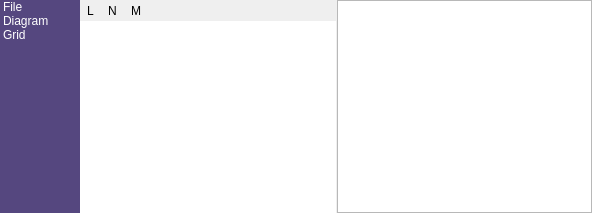
Old version of the form mainwindow.ui in the repository hmartinet/ddesigner.
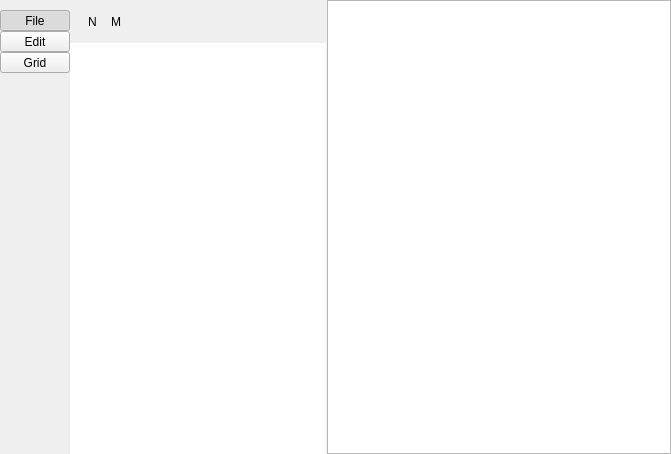
New version of the form. The open tabs and pages were chosen to show the change. Icons and pictures are not drawn. Custom widgets are drawn as their Qt base class.

Patch:
```diff
--- a/mainwindow.ui
+++ b/mainwindow.ui
@@ -2,7 +2,21 @@
 <ui version="4.0">
  <class>MainWindow</class>
  <widget class="QMainWindow" name="MainWindow">
+  <property name="geometry">
+   <rect>
+    <x>0</x>
+    <y>0</y>
+    <width>671</width>
+    <height>454</height>
+   </rect>
+  </property>
   <widget class="QWidget" name="centralWidget">
+   <property name="sizePolicy">
+    <sizepolicy hsizetype="Expanding" vsizetype="Preferred">
+     <horstretch>0</horstretch>
+     <verstretch>0</verstretch>
+    </sizepolicy>
+   </property>
    <layout class="QHBoxLayout" name="horizontalLayout">
     <property name="spacing">
      <number>0</number>
@@ -11,54 +25,158 @@
      <number>0</number>
     </property>
     <item>
-     <widget class="QListWidget" name="listWidget">
+     <widget class="QWidget" name="mainToolbar" native="true">
       <property name="minimumSize">
        <size>
-        <width>80</width>
+        <width>70</width>
         <height>0</height>
        </size>
       </property>
       <property name="maximumSize">
        <size>
-        <width>80</width>
+        <width>70</width>
         <height>16777215</height>
        </size>
       </property>
-      <property name="styleSheet">
-       <string notr="true">background-color: rgb(85, 71, 127);
-color: rgb(255, 255, 255);</string>
+      <property name="autoFillBackground">
+       <bool>true</bool>
       </property>
-      <property name="frameShape">
-       <enum>QFrame::NoFrame</enum>
-      </property>
-      <property name="lineWidth">
-       <number>0</number>
-      </property>
-      <item>
-       <property name="text">
-        <string>File</string>
+      <layout class="QVBoxLayout" name="verticalLayout_2">
+       <property name="spacing">
+        <number>0</number>
        </property>
-       <property name="textAlignment">
-        <set>AlignLeft|AlignVCenter</set>
+       <property name="leftMargin">
+        <number>0</number>
        </property>
-      </item>
-      <item>
-       <property name="text">
-        <string>Diagram</string>
+       <property name="topMargin">
+        <number>10</number>
        </property>
-      </item>
-      <item>
-       <property name="text">
-        <string>Grid</string>
+       <property name="rightMargin">
+        <number>0</number>
        </property>
-      </item>
+       <property name="bottomMargin">
+        <number>0</number>
+       </property>
+       <item>
+        <widget class="QToolButton" name="fileToolButton">
+         <property name="sizePolicy">
+          <sizepolicy hsizetype="Expanding" vsizetype="Fixed">
+           <horstretch>1</horstretch>
+           <verstretch>0</verstretch>
+          </sizepolicy>
+         </property>
+         <property name="text">
+          <string>File</string>
+         </property>
+         <property name="icon">
+          <iconset resource="icons.qrc">
+           <normaloff>:/maintoolbar/file</normaloff>:/maintoolbar/file</iconset>
+         </property>
+         <property name="iconSize">
+          <size>
+           <width>32</width>
+           <height>32</height>
+          </size>
+         </property>
+         <property name="checkable">
+          <bool>true</bool>
+         </property>
+         <property name="checked">
+          <bool>true</bool>
+         </property>
+         <property name="autoExclusive">
+          <bool>true</bool>
+         </property>
+         <property name="popupMode">
+          <enum>QToolButton::DelayedPopup</enum>
+         </property>
+         <property name="toolButtonStyle">
+          <enum>Qt::ToolButtonTextUnderIcon</enum>
+         </property>
+        </widget>
+       </item>
+       <item>
+        <widget class="QToolButton" name="editToolButton">
+         <property name="sizePolicy">
+          <sizepolicy hsizetype="Expanding" vsizetype="Fixed">
+           <horstretch>1</horstretch>
+           <verstretch>0</verstretch>
+          </sizepolicy>
+         </property>
+         <property name="text">
+          <string>Edit</string>
+         </property>
+         <property name="icon">
+          <iconset resource="icons.qrc">
+           <normaloff>:/maintoolbar/edit</normaloff>:/maintoolbar/edit</iconset>
+         </property>
+         <property name="iconSize">
+          <size>
+           <width>32</width>
+           <height>32</height>
+          </size>
+         </property>
+         <property name="checkable">
+          <bool>true</bool>
+         </property>
+         <property name="autoExclusive">
+          <bool>true</bool>
+         </property>
+         <property name="toolButtonStyle">
+          <enum>Qt::ToolButtonTextUnderIcon</enum>
+         </property>
+        </widget>
+       </item>
+       <item>
+        <widget class="QToolButton" name="gridToolButton">
+         <property name="sizePolicy">
+          <sizepolicy hsizetype="Expanding" vsizetype="Fixed">
+           <horstretch>1</horstretch>
+           <verstretch>0</verstretch>
+          </sizepolicy>
+         </property>
+         <property name="text">
+          <string>Grid</string>
+         </property>
+         <property name="icon">
+          <iconset resource="icons.qrc">
+           <normaloff>:/maintoolbar/grid</normaloff>:/maintoolbar/grid</iconset>
+         </property>
+         <property name="iconSize">
+          <size>
+           <width>32</width>
+           <height>32</height>
+          </size>
+         </property>
+         <property name="checkable">
+          <bool>true</bool>
+         </property>
+         <property name="autoExclusive">
+          <bool>true</bool>
+         </property>
+         <property name="toolButtonStyle">
+          <enum>Qt::ToolButtonTextUnderIcon</enum>
+         </property>
+        </widget>
+       </item>
+       <item>
+        <spacer name="verticalSpacer">
+         <property name="orientation">
+          <enum>Qt::Vertical</enum>
+         </property>
+         <property name="sizeHint" stdset="0">
+          <size>
+           <width>20</width>
+           <height>40</height>
+          </size>
+         </property>
+        </spacer>
+       </item>
+      </layout>
      </widget>
     </item>
     <item>
      <widget class="QSplitter" name="splitter">
-      <property name="lineWidth">
-       <number>0</number>
-      </property>
       <property name="orientation">
        <enum>Qt::Horizontal</enum>
       </property>
@@ -68,7 +186,7 @@
       <widget class="QStackedWidget" name="stackedWidget">
        <property name="minimumSize">
         <size>
-         <width>200</width>
+         <width>256</width>
          <height>0</height>
         </size>
        </property>
@@ -86,20 +204,14 @@
          </property>
          <item>
           <widget class="QWidget" name="toolsWidget" native="true">
-           <property name="sizePolicy">
-            <sizepolicy hsizetype="Preferred" vsizetype="Preferred">
-             <horstretch>1</horstretch>
-             <verstretch>0</verstretch>
-            </sizepolicy>
-           </property>
-           <layout class="QGridLayout" name="gridLayout" rowstretch="0">
-            <property name="margin">
+           <layout class="QFormLayout" name="formLayout_4">
+            <property name="horizontalSpacing">
              <number>0</number>
             </property>
-            <property name="spacing">
+            <property name="verticalSpacing">
              <number>0</number>
             </property>
-            <item row="0" column="2">
+            <item row="0" column="0">
              <widget class="QToolButton" name="nodeToolButton">
               <property name="text">
                <string>N</string>
@@ -116,22 +228,6 @@
              </widget>
             </item>
             <item row="0" column="1">
-             <widget class="QToolButton" name="nodeLinkToolButton">
-              <property name="text">
-               <string>L</string>
-              </property>
-              <property name="checkable">
-               <bool>true</bool>
-              </property>
-              <property name="autoExclusive">
-               <bool>true</bool>
-              </property>
-              <property name="autoRaise">
-               <bool>true</bool>
-              </property>
-             </widget>
-            </item>
-            <item row="0" column="3" alignment="Qt::AlignLeft">
              <widget class="QToolButton" name="moveToolButton">
               <property name="text">
                <string>M</string>
@@ -160,14 +256,23 @@
              </property>
              <item>
               <widget class="NodeTypeListWidget" name="nodeTypeListWidget">
+               <property name="minimumSize">
+                <size>
+                 <width>256</width>
+                 <height>0</height>
+                </size>
+               </property>
                <property name="frameShape">
                 <enum>QFrame::NoFrame</enum>
                </property>
                <property name="lineWidth">
                 <number>0</number>
                </property>
-               <property name="viewMode">
-                <enum>QListView::ListMode</enum>
+               <property name="horizontalScrollBarPolicy">
+                <enum>Qt::ScrollBarAlwaysOff</enum>
+               </property>
+               <property name="resizeMode">
+                <enum>QListView::Adjust</enum>
                </property>
               </widget>
              </item>
```
Left out of the diff: 33 changed lines with no effect on the pictures.
